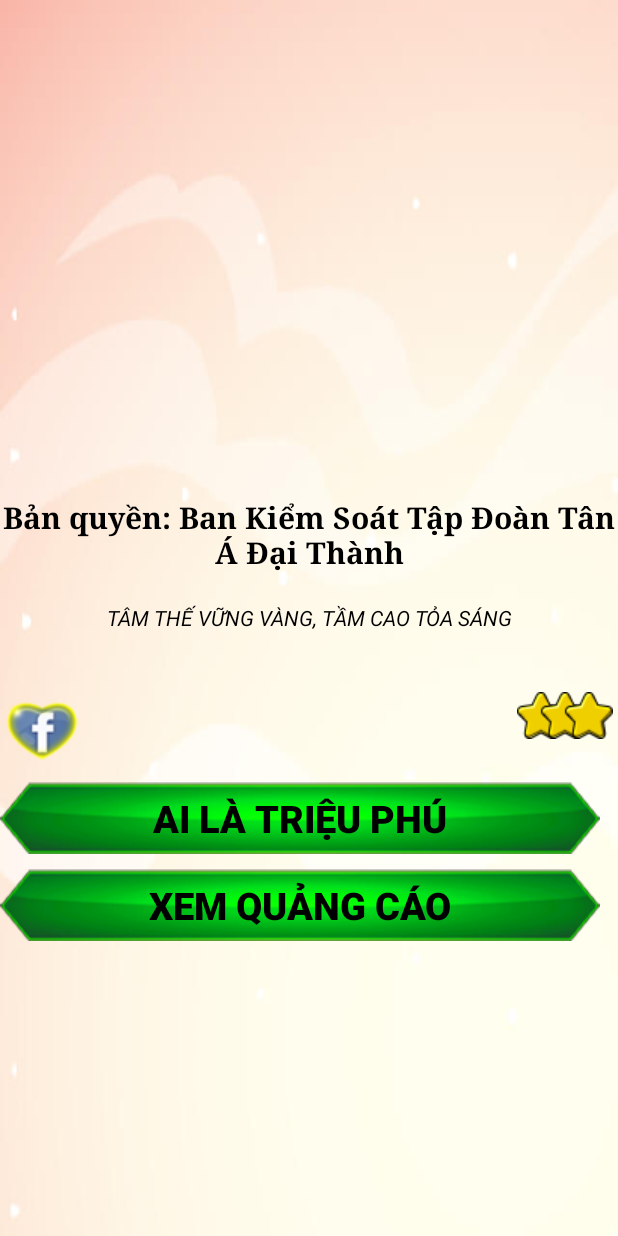
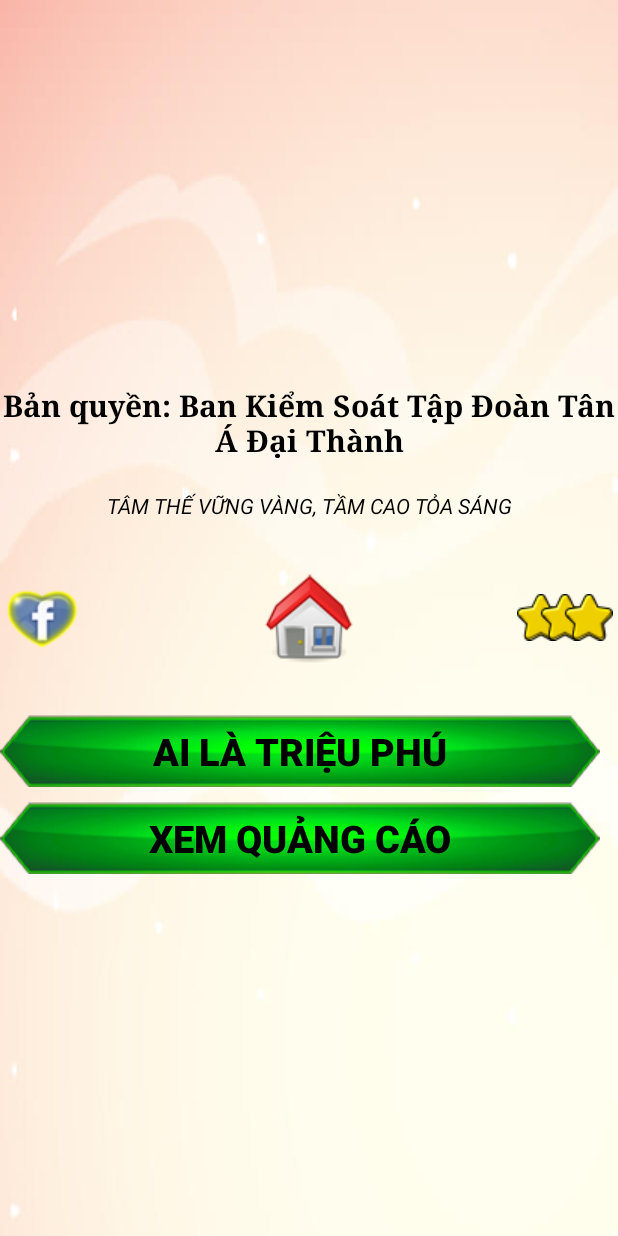
Before and after one commit to khoatyen2012/LichVanNien, an Android app: the layout about_layout.xml on its own in the app's theme, with its tools: preview values and no code run, on a phone screen of 412 x 824 dp. Run offline under Robolectric (Android 15) with nearby library versions, the phone set to English and light mode, and no system bars; network calls fail.

Commit message:
Xong Pong Hop
Doi Chinh Sua Giao Dien

```diff
--- a/app/src/main/java/tana/daithanh/lichvannien/AiLaTrieuPhu.java
+++ b/app/src/main/java/tana/daithanh/lichvannien/AiLaTrieuPhu.java
@@ -218,6 +218,7 @@ public class AiLaTrieuPhu extends Activity {
             {
                 String android_id = Settings.Secure.getString(this.getContentResolver(),
                         Settings.Secure.ANDROID_ID);
+                mac=android_id;
                 editor.putString("macclick", android_id);
                 editor.commit();
             }
@@ -308,8 +309,7 @@ public class AiLaTrieuPhu extends Activity {
                         for (DataSnapshot postSnapshot : dataSnapshot.getChildren()) {
 
 
-                            int myYear = Integer.parseInt(postSnapshot.child("year").getValue().toString());
-                            if (myYear == year) {
+
                                 UserAltp userAltp = new UserAltp("" + postSnapshot.getKey(), "" + postSnapshot.child("name").getValue(), Integer.parseInt(postSnapshot.child("level").getValue().toString()), Integer.parseInt(postSnapshot.child("time").getValue().toString()), year);
 
                                 lstClickUser.add(userAltp);
@@ -328,7 +328,7 @@ public class AiLaTrieuPhu extends Activity {
                                 }
                                 adapter.notifyDataSetChanged();
                                 progressBar.setVisibility(View.GONE);
-                            }
+
                         }
                         if (lstClickUser.size() > 0) {
                             for (int i = 0; i < lstClickUser.size(); i++) {
--- a/app/src/main/java/tana/daithanh/lichvannien/MainActivity.java
+++ b/app/src/main/java/tana/daithanh/lichvannien/MainActivity.java
@@ -133,6 +133,12 @@ public  String ThongBaoSV="";
     {
         Intent myIntent = new Intent(Intent.ACTION_VIEW, Uri
                 .parse(""+pRate));
+        startActivity(myIntent);
+    }
+
+    public void onClickPhongHop(View view)
+    {
+        Intent myIntent=new Intent(MainActivity.this,PhongHop.class);
         startActivity(myIntent);
     }
 
--- a/app/src/main/res/layout/about_layout.xml
+++ b/app/src/main/res/layout/about_layout.xml
@@ -41,11 +41,12 @@
 android:layout_marginBottom="40dp"
         android:textSize="14dp"
         android:textColor="@android:color/black"
-android:layout_centerInParent="true"
+android:layout_centerHorizontal="true"
+        android:layout_above="@+id/ivShare"
         android:textStyle="italic" />
 
     <ImageView
-    android:layout_below="@+id/tvTamThe"
+    android:layout_centerVertical="true"
         android:src="@drawable/share"
         android:layout_marginLeft="3dp"
         android:layout_width="wrap_content"
@@ -54,7 +55,7 @@ android:id="@+id/ivShare"
         android:layout_height="wrap_content" />
 
     <ImageView
-        android:layout_below="@+id/tvTamThe"
+        android:layout_centerVertical="true"
         android:src="@drawable/basao"
         android:onClick="onClickRate"
         android:layout_marginRight="3dp"
@@ -63,13 +64,22 @@ android:id="@+id/ivShare"
         android:id="@+id/ivRate"
         android:layout_height="wrap_content" />
 
+    <ImageView
+        android:layout_centerVertical="true"
+        android:src="@drawable/home"
+        android:onClick="onClickPhongHop"
+        android:layout_width="wrap_content"
+      android:layout_centerHorizontal="true"
+        android:layout_height="wrap_content" />
+
 
     <Button
+
         android:text="Ai Là Triệu Phú"
         android:textSize="25dp"
         android:textStyle="bold"
         android:textColor="@android:color/black"
-        android:layout_marginTop="10dp"
+        android:layout_marginTop="40dp"
         android:id="@+id/ivViewAd"
         android:onClick="onClickALTP"
         android:layout_below="@+id/ivShare"
--- a/app/src/main/res/layout/item_hop.xml
+++ b/app/src/main/res/layout/item_hop.xml
@@ -8,6 +8,7 @@
         android:layout_marginRight="5dp"
         android:id="@+id/tvItemQuestion"
         android:textSize="20dp"
+        android:textStyle="bold"
         android:textColor="@android:color/black"
         android:text="@string/doubleclick"
         android:layout_width="wrap_content"
```
Also changed, not shown: app/src/main/AndroidManifest.xml (+4 -4 lines), app/src/main/java/tana/daithanh/lichvannien/PhongHop.java (+17 -6 lines), app/src/main/res/drawable/home.png (added).
